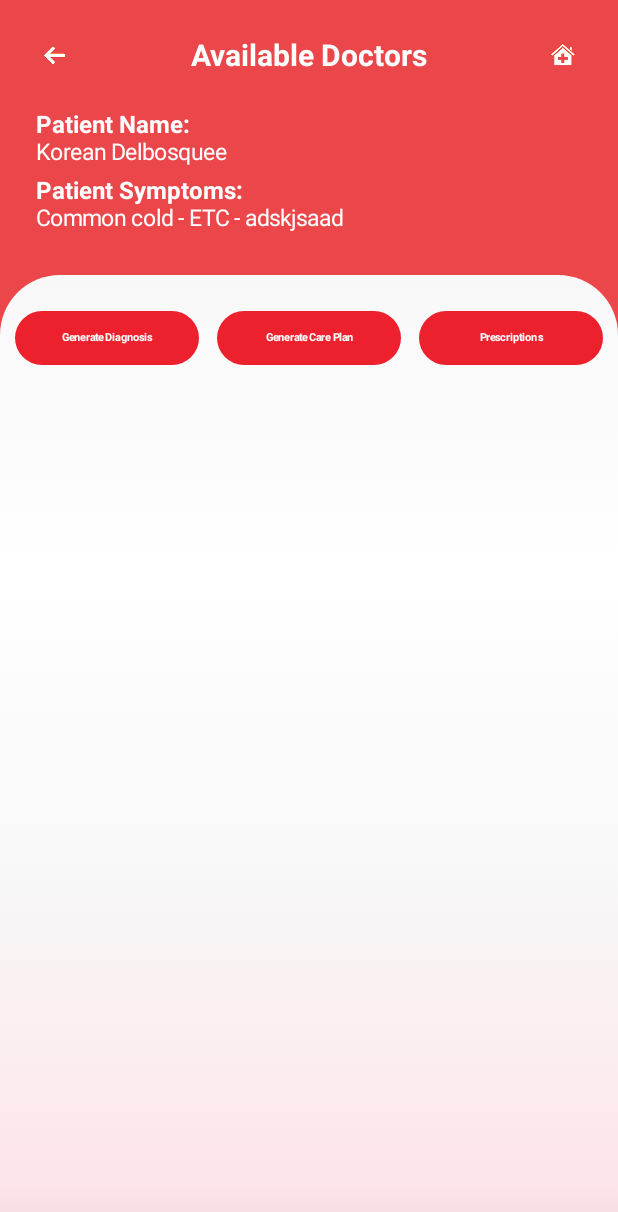
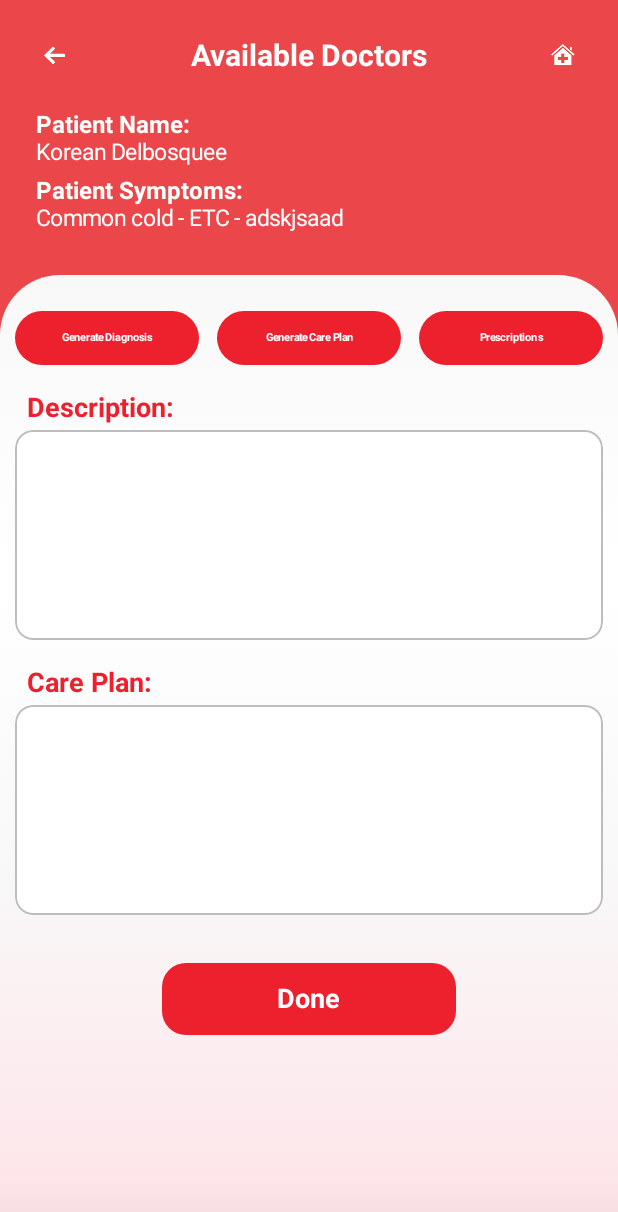
Before and after one commit to salmanmallah/Android-App-Emcura, an Android app built with Jetpack Compose: the @Preview function AISuggestedDiagnosisScreenPreview, on a phone screen of 412 x 824 dp. Shown: the top 1212 px of the screen. Run offline under Robolectric (Android 15) with nearby library versions, the phone set to English and light mode, and no system bars.

Commit message:
STABLE COMMIT V15, ai suggested diagnosis SCREEN COMPLETED

```diff
--- a/app/src/main/java/com/app/splashscreen/ui/aisuggesteddiagnosis/AISuggestedDiagnosisScreen.kt
+++ b/app/src/main/java/com/app/splashscreen/ui/aisuggesteddiagnosis/AISuggestedDiagnosisScreen.kt
@@ -2,6 +2,7 @@ package com.app.splashscreen.ui.aisuggesteddiagnosis
 
 import androidx.compose.foundation.Image
 import androidx.compose.foundation.background
+import androidx.compose.foundation.border
 import androidx.compose.foundation.layout.*
 import androidx.compose.foundation.rememberScrollState
 import androidx.compose.foundation.shape.CircleShape
@@ -104,6 +105,61 @@ fun AISuggestedDiagnosisScreen(navController: NavController) {
                 ) {
 
                     AISuggestedDiagnosisButtonCard()
+
+                    Spacer(modifier = Modifier.height(18.dp))
+
+                    // Description
+                    Text(
+                        text = "Description:",
+                        color = Color(0xFFED202E),
+                        fontWeight = FontWeight.Bold,
+                        fontSize = 18.sp,
+                        modifier = Modifier
+                            .align(Alignment.Start)
+                            .padding(start = 8.dp, bottom = 4.dp)
+                    )
+                    Box(
+                        modifier = Modifier
+                            .fillMaxWidth()
+                            .height(140.dp)
+                            .clip(RoundedCornerShape(12.dp))
+                            .background(Color.White)
+                            .border(1.dp, Color(0xFFBDBDBD), RoundedCornerShape(12.dp))
+                    ) {}
+
+                    Spacer(modifier = Modifier.height(18.dp))
+
+                    // Care Plan
+                    Text(
+                        text = "Care Plan:",
+                        color = Color(0xFFED202E),
+                        fontWeight = FontWeight.Bold,
+                        fontSize = 18.sp,
+                        modifier = Modifier
+                            .align(Alignment.Start)
+                            .padding(start = 8.dp, bottom = 4.dp)
+                    )
+                    Box(
+                        modifier = Modifier
+                            .fillMaxWidth()
+                            .height(140.dp)
+                            .clip(RoundedCornerShape(12.dp))
+                            .background(Color.White)
+                            .border(1.dp, Color(0xFFBDBDBD), RoundedCornerShape(12.dp))
+                    ) {}
+
+                    Spacer(modifier = Modifier.height(32.dp))
+
+                    Button(
+                        onClick = { /* TODO: Done action */ },
+                        colors = ButtonDefaults.buttonColors(containerColor = Color(0xFFED202E)),
+                        shape = RoundedCornerShape(16.dp),
+                        modifier = Modifier
+                            .fillMaxWidth(0.5f)
+                            .height(48.dp)
+                    ) {
+                        Text("Done", color = Color.White, fontSize = 18.sp, fontWeight = FontWeight.Bold)
+                    }
                 }
             } // end of White rounded container
         }
```
